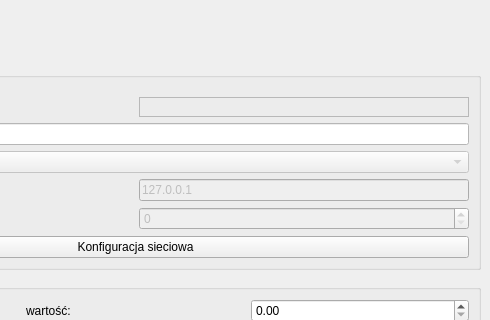
Qt form mainwindow.ui (PatKowal/SK-SymulatorUAR) before a commit; both pictures show x 910 to 1400 and y 0 to 320 of the 1400 by 762 pixel window.
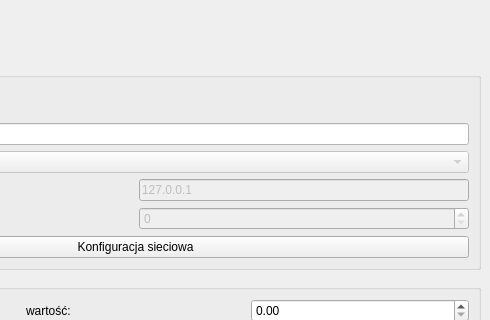
The same form after that commit.

Commit message:
Zmiana Lampki na Ping (ms)
Pokazanie opóźnienia między wysłaniem a odbiorem wiadomości między serwerem a klientem

```diff
--- a/mainwindow.ui
+++ b/mainwindow.ui
@@ -182,12 +182,27 @@
               </widget>
              </item>
              <item>
-              <widget class="QFrame" name="frameStatus">
-               <property name="frameShape">
-                <enum>QFrame::StyledPanel</enum>
+              <widget class="QLabel" name="labelPing">
+               <property name="sizePolicy">
+                <sizepolicy hsizetype="Maximum" vsizetype="Maximum">
+                 <horstretch>0</horstretch>
+                 <verstretch>0</verstretch>
+                </sizepolicy>
                </property>
-               <property name="frameShadow">
-                <enum>QFrame::Raised</enum>
+               <property name="minimumSize">
+                <size>
+                 <width>100</width>
+                 <height>0</height>
+                </size>
+               </property>
+               <property name="maximumSize">
+                <size>
+                 <width>328</width>
+                 <height>16777215</height>
+                </size>
+               </property>
+               <property name="text">
+                <string/>
                </property>
               </widget>
              </item>
```
The commit also changes 7 other files.
